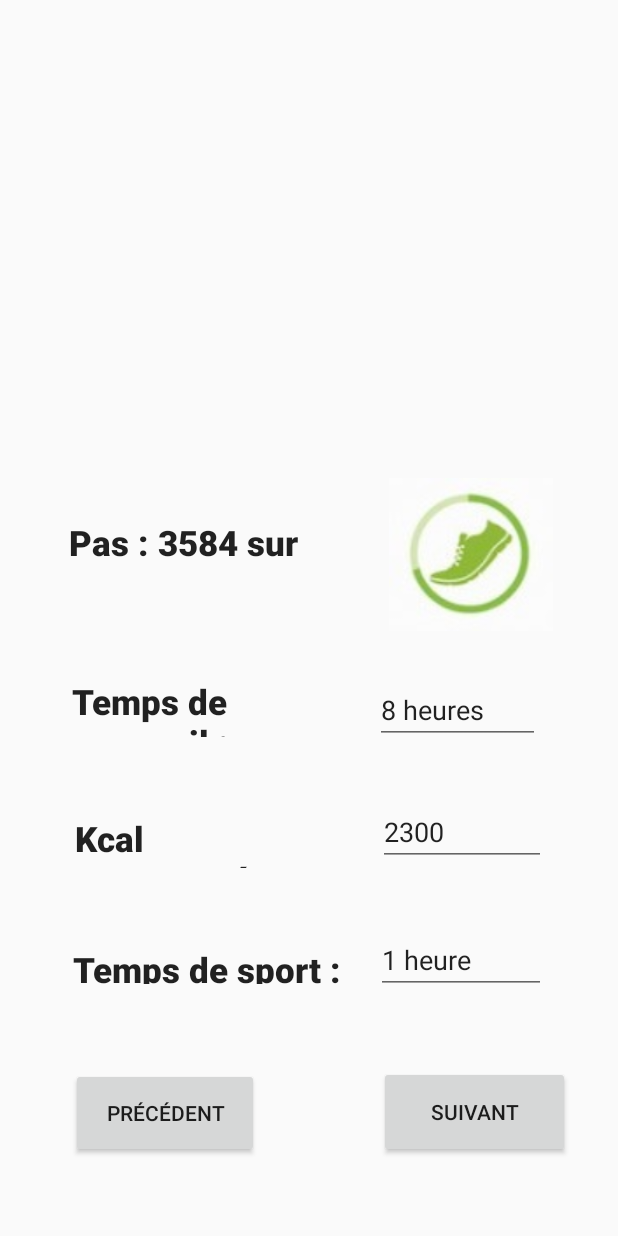
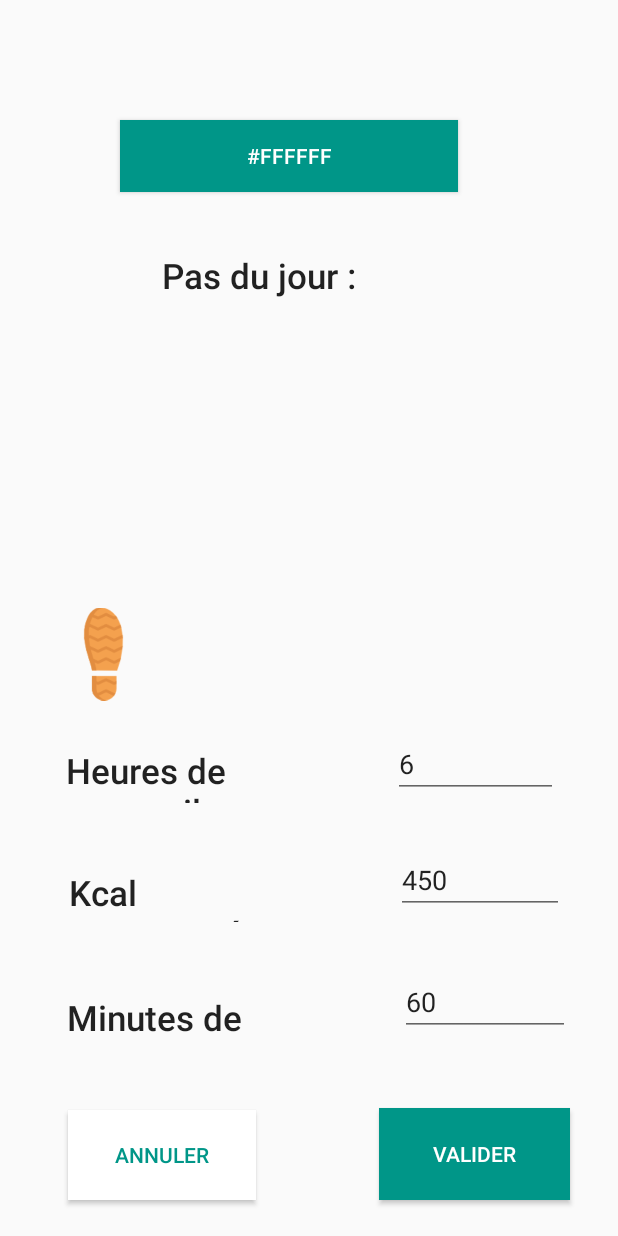
Before and after one commit to Atmos4/IHM, an Android app: the fragment FillDataFragment shown on its own in the app's theme, on a phone screen of 412 x 824 dp. Run offline under Robolectric (Android 15) with nearby library versions, the phone set to English and light mode, and no system bars.

Commit message:
Rentrer données

```diff
--- a/app/src/main/java/fr/insalyon/hexarem/ihm/FillDataFragment.java
+++ b/app/src/main/java/fr/insalyon/hexarem/ihm/FillDataFragment.java
@@ -12,7 +12,6 @@ import android.view.ViewGroup;
 
 public class FillDataFragment extends Fragment {
     public FillDataFragment() {
-
     }
 
     @Override
--- a/app/src/main/res/layout/fragment_donnees.xml
+++ b/app/src/main/res/layout/fragment_donnees.xml
@@ -7,57 +7,27 @@
     tools:layout_editor_absoluteY="25dp">
 
     <TextView
-        android:id="@+id/textView"
+        android:id="@+id/textView2"
         android:layout_width="186dp"
-        android:layout_height="30dp"
-        android:layout_marginBottom="76dp"
-        android:layout_marginEnd="8dp"
-        android:layout_marginTop="8dp"
-        android:text="Pas : 3584 sur 5000"
+        android:layout_height="37dp"
+        android:layout_marginBottom="44dp"
+        android:layout_marginEnd="32dp"
+        android:text="Heures de sommeil"
         android:textAppearance="@style/TextAppearance.AppCompat.Body2"
         android:textSize="35px"
-        android:textStyle="bold"
-        app:layout_constraintBottom_toTopOf="@+id/textView2"
-        app:layout_constraintEnd_toStartOf="@+id/imageView"
-        app:layout_constraintTop_toTopOf="parent"
-        app:layout_constraintVertical_bias="1.0" />
-
-    <ImageView
-        android:id="@+id/imageView"
-        android:layout_width="148dp"
-        android:layout_height="102dp"
-        android:layout_marginBottom="32dp"
-        android:layout_marginEnd="24dp"
-        android:layout_marginTop="8dp"
-        app:layout_constraintBottom_toTopOf="@+id/editText2"
-        app:layout_constraintEnd_toEndOf="parent"
-        app:layout_constraintTop_toTopOf="parent"
-        app:layout_constraintVertical_bias="1.0"
-        app:srcCompat="@drawable/pas" />
-
-    <TextView
-        android:id="@+id/textView2"
-        android:layout_width="186dp"
-        android:layout_height="39dp"
-        android:layout_marginBottom="52dp"
-        android:layout_marginEnd="16dp"
-        android:text="Temps de sommeil : "
-        android:textAppearance="@style/TextAppearance.AppCompat.Body2"
-        android:textSize="35px"
-        android:textStyle="bold"
         app:layout_constraintBottom_toTopOf="@+id/textView3"
-        app:layout_constraintEnd_toStartOf="@+id/editText2" />
+        app:layout_constraintEnd_toStartOf="@+id/editText2"
+        tools:text="Heures de sommeil" />
 
     <TextView
         android:id="@+id/textView3"
         android:layout_width="186dp"
         android:layout_height="35dp"
-        android:layout_marginBottom="52dp"
-        android:layout_marginEnd="16dp"
+        android:layout_marginBottom="48dp"
+        android:layout_marginEnd="32dp"
         android:text="Kcal consommées : "
         android:textAppearance="@style/TextAppearance.AppCompat.Body2"
         android:textSize="35px"
-        android:textStyle="bold"
         app:layout_constraintBottom_toTopOf="@+id/textView4"
         app:layout_constraintEnd_toStartOf="@+id/editText3" />
 
@@ -65,12 +35,11 @@
         android:id="@+id/textView4"
         android:layout_width="186dp"
         android:layout_height="25dp"
-        android:layout_marginBottom="56dp"
-        android:layout_marginEnd="16dp"
-        android:text="Temps de sport : "
+        android:layout_marginBottom="52dp"
+        android:layout_marginEnd="36dp"
+        android:text="Minutes de sport : "
         android:textAppearance="@style/TextAppearance.AppCompat.Body2"
         android:textSize="35px"
-        android:textStyle="bold"
         app:layout_constraintBottom_toTopOf="@+id/button2"
         app:layout_constraintEnd_toStartOf="@+id/editText4" />
 
@@ -78,11 +47,11 @@
         android:id="@+id/editText2"
         android:layout_width="110dp"
         android:layout_height="43dp"
-        android:layout_marginBottom="36dp"
-        android:layout_marginEnd="52dp"
+        android:layout_marginBottom="32dp"
+        android:layout_marginEnd="40dp"
         android:ems="10"
         android:inputType="textPersonName"
-        android:text="8 heures"
+        android:text="6"
         app:layout_constraintBottom_toTopOf="@+id/editText3"
         app:layout_constraintEnd_toEndOf="parent" />
 
@@ -90,11 +59,11 @@
         android:id="@+id/editText3"
         android:layout_width="112dp"
         android:layout_height="wrap_content"
-        android:layout_marginBottom="40dp"
-        android:layout_marginEnd="48dp"
+        android:layout_marginBottom="36dp"
+        android:layout_marginEnd="36dp"
         android:ems="10"
         android:inputType="textPersonName"
-        android:text="2300"
+        android:text="450"
         app:layout_constraintBottom_toTopOf="@+id/editText4"
         app:layout_constraintEnd_toEndOf="parent" />
 
@@ -103,10 +72,10 @@
         android:layout_width="113dp"
         android:layout_height="wrap_content"
         android:layout_marginBottom="48dp"
-        android:layout_marginEnd="48dp"
+        android:layout_marginEnd="32dp"
         android:ems="10"
         android:inputType="textPersonName"
-        android:text="1 heure"
+        android:text="60"
         app:layout_constraintBottom_toTopOf="@+id/button"
         app:layout_constraintEnd_toEndOf="parent" />
 
@@ -114,9 +83,11 @@
         android:id="@+id/button"
         android:layout_width="127dp"
         android:layout_height="61dp"
-        android:layout_marginBottom="52dp"
+        android:layout_marginBottom="24dp"
         android:layout_marginEnd="32dp"
-        android:text="Suivant"
+        android:background="#009688"
+        android:text="Valider"
+        android:textColor="#FFFFFF"
         app:layout_constraintBottom_toBottomOf="parent"
         app:layout_constraintEnd_toEndOf="parent" />
 
@@ -124,13 +95,59 @@
         android:id="@+id/button2"
         android:layout_width="125dp"
         android:layout_height="60dp"
-        android:layout_marginBottom="52dp"
+        android:layout_marginBottom="24dp"
         android:layout_marginEnd="60dp"
         android:layout_marginStart="32dp"
-        android:text="Précédent"
+        android:background="#FFFFFF"
+        android:text="Annuler"
+        android:textColor="#009688"
         app:layout_constraintBottom_toBottomOf="parent"
         app:layout_constraintEnd_toStartOf="@+id/button"
-        app:layout_constraintHorizontal_bias="0.437"
+        app:layout_constraintHorizontal_bias="0.375"
         app:layout_constraintStart_toStartOf="parent" />
 
+    <ImageView
+        android:id="@+id/imageView"
+        android:layout_width="62dp"
+        android:layout_height="68dp"
+        android:layout_marginBottom="28dp"
+        android:layout_marginEnd="8dp"
+        android:layout_marginStart="8dp"
+        app:layout_constraintBottom_toTopOf="@+id/textView2"
+        app:layout_constraintEnd_toStartOf="@+id/textView"
+        app:layout_constraintHorizontal_bias="1.0"
+        app:layout_constraintStart_toStartOf="parent"
+        app:srcCompat="@drawable/footprint" />
+
+    <Button
+        android:id="@+id/button5"
+        android:layout_width="225dp"
+        android:layout_height="0dp"
+        android:layout_alignParentTop="true"
+        android:layout_centerHorizontal="true"
+        android:layout_marginBottom="40dp"
+        android:layout_marginStart="80dp"
+        android:background="#009688"
+        android:text="#FFFFFF"
+        android:textColor="#FFFFFF"
+        app:layout_constraintBottom_toTopOf="@+id/textView"
+        app:layout_constraintStart_toStartOf="parent"
+        tools:text="7 Janvier 2018" />
+
+    <TextView
+        android:id="@+id/textView"
+        android:layout_width="296dp"
+        android:layout_height="30dp"
+        android:layout_marginBottom="8dp"
+        android:layout_marginEnd="8dp"
+        android:layout_marginTop="168dp"
+        android:text="Pas du jour :                     3584"
+        android:textAppearance="@style/TextAppearance.AppCompat.Body2"
+        android:textSize="35px"
+        app:layout_constraintBottom_toTopOf="@+id/editText2"
+        app:layout_constraintEnd_toEndOf="parent"
+        app:layout_constraintTop_toTopOf="parent"
+        app:layout_constraintVertical_bias="0.0" />
+
+
 </android.support.constraint.ConstraintLayout>
```
Also changed, not shown: app/src/main/res/drawable/calendar.png (added), app/src/main/res/drawable/footprint.png (added).
